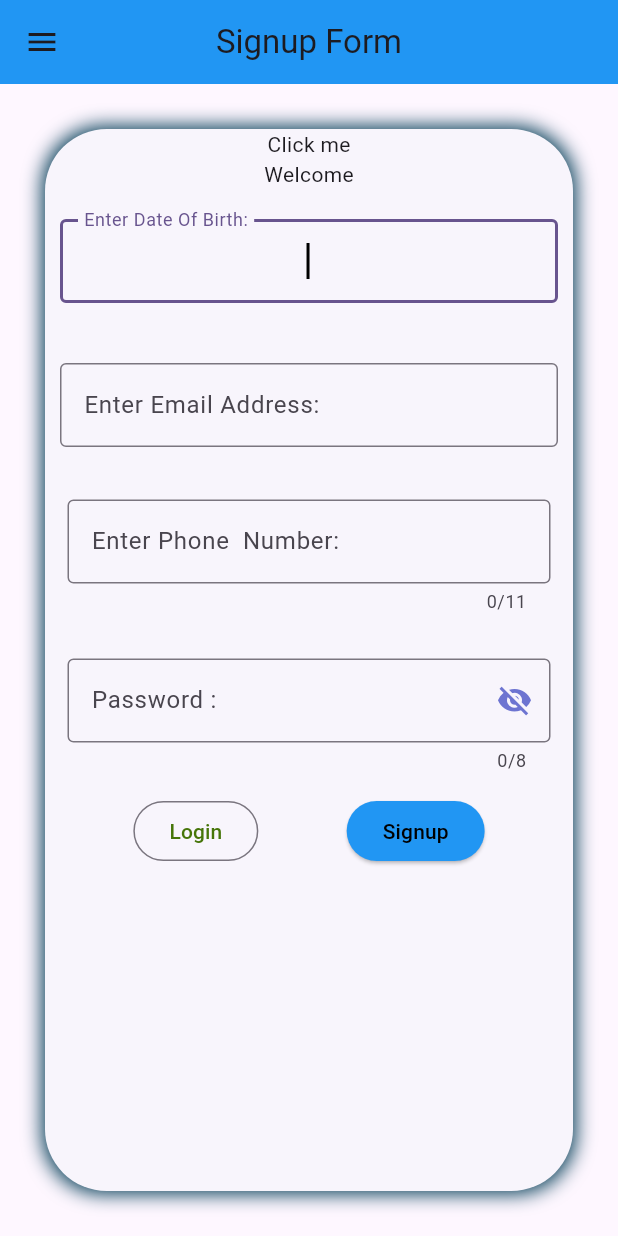
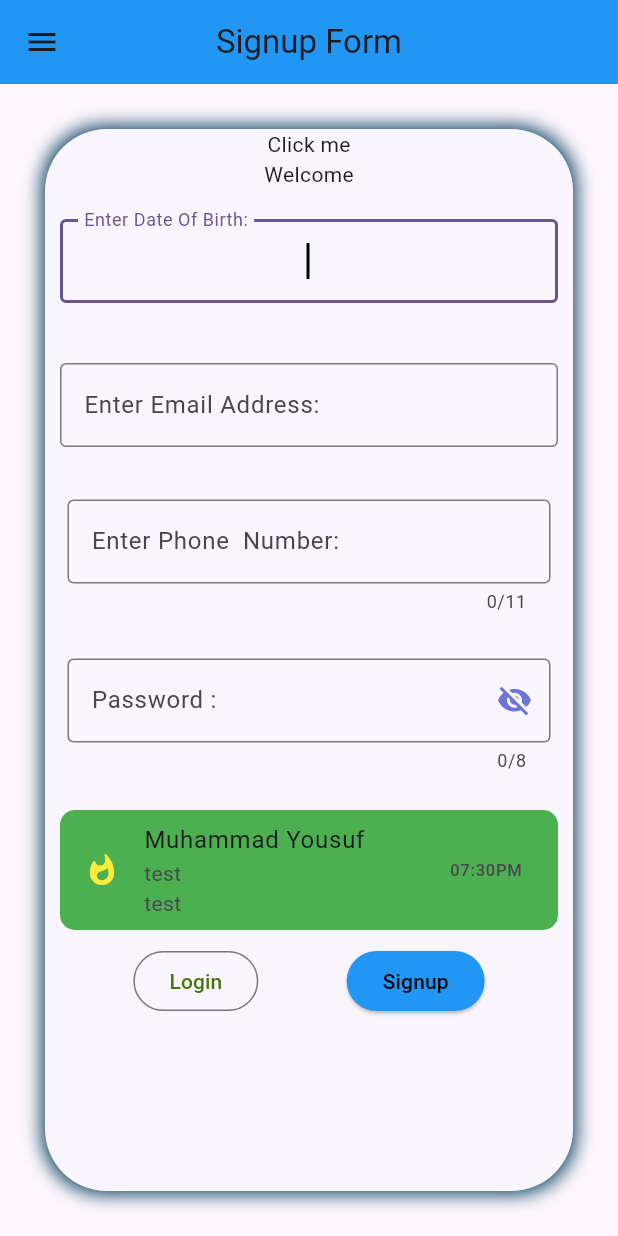
Before and after one commit to MuhammadYousufbhimla/FrirstApp, a Flutter app: the Signup screen opened directly, on a phone screen of 412 x 824 dp. Run offline on Flutter 3.47's test engine with Material 3 defaults, Android fonts, the light colour scheme and no system bars; our stand-ins replace carousel_slider, curved_navigation_bar; network calls fail.

Commit message:
New page add

```diff
--- a/lib/Signup.dart
+++ b/lib/Signup.dart
@@ -39,12 +39,13 @@ class _SignupState extends State<Signup> {
       ),
 
       drawer: Drawer(
-        child: Column(
+        child: ListView(
           children: [
             Container(
               color: const Color.fromARGB(255, 132, 3, 244),
               width: double.infinity,
               child: Column(
+               // verticalDirection: VerticalDirection.down,
                 children: [
 
                 Container(
@@ -71,6 +72,9 @@ class _SignupState extends State<Signup> {
            drawerlist("about","abc","test"),
            drawerlist("setting ","abc","test"),
            drawerlist("service","abc","test"),
+           drawerlist("Home","abc","test"),
+           drawerlist("Home","abc","test"),
+           drawerlist("Home","abc","test"),
            drawerlist("Home","abc","test"),
 
             //ListTile(
@@ -243,7 +247,33 @@ class _SignupState extends State<Signup> {
                   ),
 
 
+                Container(
+                  margin: EdgeInsets.all(10),
+                  decoration: BoxDecoration(
+                    color: Colors.green,
+                    borderRadius: BorderRadius.circular(10)
+                  ),
+                  child:Column(
+                    children: [
+                      ListTile(
+                        hoverColor: Colors.teal,
+                        iconColor: Colors.yellow,
+                        leading: Icon(Icons.whatshot_rounded),
+                        title: Text("Muhammad Yousuf"),
+                        subtitle: Column(
+                         // mainAxisAlignment: MainAxisAlignment.start,
+                          crossAxisAlignment: CrossAxisAlignment.start,
+                          children: [
+                            Text("test"),
+                            Text("test"),
 
+                          ],
+                        ),
+                        trailing: Text("07:30PM"),
+                      )
+                    ],
+                  )
+                ),
 
 
                  Row(
--- a/lib/curved.dart
+++ b/lib/curved.dart
@@ -5,7 +5,9 @@ import 'package:myfirsapp/Signin.dart';
 import 'package:myfirsapp/Signup.dart';
 
 class Curved extends StatefulWidget {
-  const Curved({super.key});
+   Curved({super.key, required this.num });
+
+  String num="";
 
   @override
   State<Curved> createState() => _CurvedState();
@@ -14,7 +16,7 @@ class Curved extends StatefulWidget {
 
 GlobalKey<CurvedNavigationBarState> _bottomNavigationKey = GlobalKey();
               //0        //1             //2      //3        // 4
-var pages = [Signup(),Signin(name: ''),Signup(),AboutPage(),Signup()];
+var pages = [Signup(),Signin(name: 'xyz'),Signup(),AboutPage(),Signup()];
 
 
 class _CurvedState extends State<Curved> {
@@ -57,7 +59,7 @@ class _CurvedState extends State<Curved> {
               mainAxisAlignment: MainAxisAlignment.center,
               children: <Widget>
               [
-                Text("0",style: TextStyle(fontSize: 140)),
+                Text(widget.num,style: TextStyle(fontSize: 140)),
                // Text(_page.toString(), style: TextStyle(fontSize: 160)),
                 ElevatedButton(
                   child: Text('Go To Page of index 1'),
--- a/lib/main.dart
+++ b/lib/main.dart
@@ -24,7 +24,8 @@ class MyApp extends StatelessWidget {
         colorScheme: ColorScheme.fromSeed(seedColor: Colors.deepPurple),
         useMaterial3: true,
       ),
-      home:Curved()
+      home: Signup(),
+      //home:Curved(num: "0 ",)
     );
   }
 }
```
